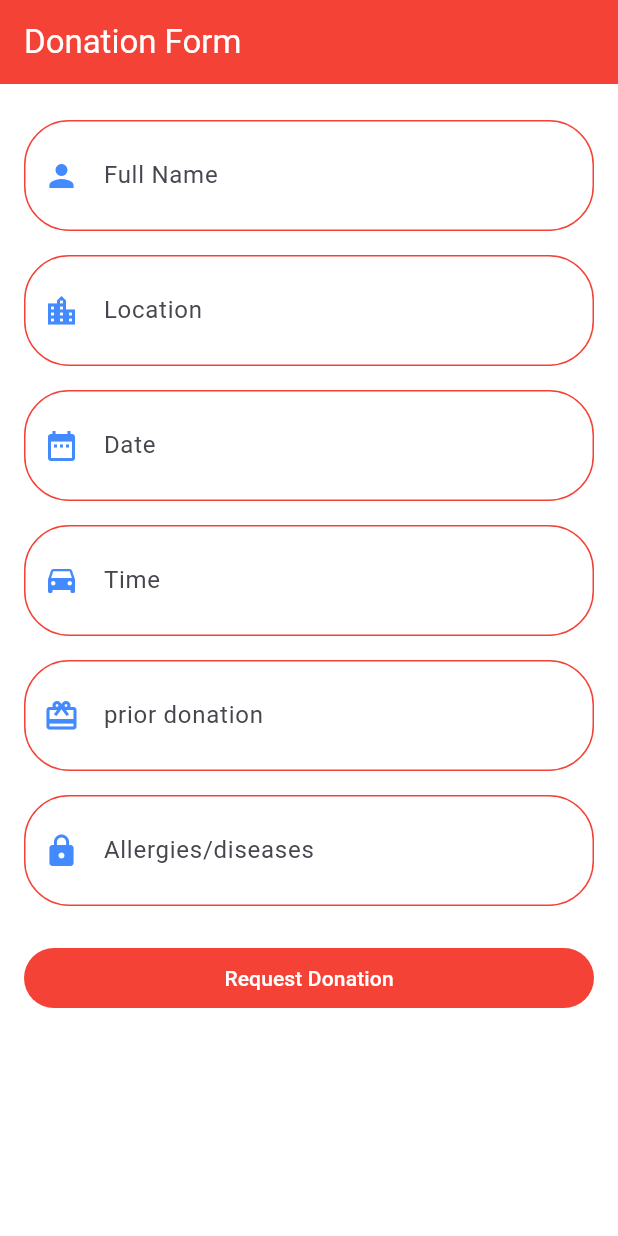
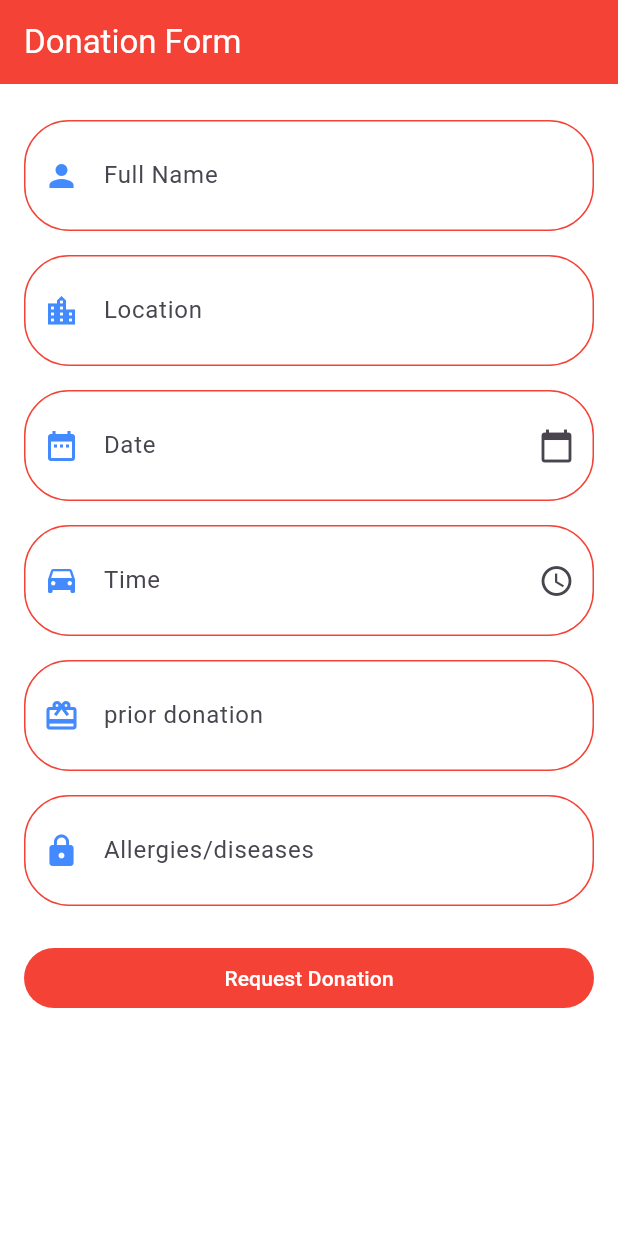
Before and after one commit to Gathika12/Blood-Donation-Mobile-App-Flutter, a Flutter app: the screen it shows after launch, on a phone screen of 412 x 824 dp. Run offline on Flutter 3.47's test engine with Material 3 defaults, Android fonts, the phone set to English and light mode, and no system bars.

Commit message:
change icons in donate pade

```diff
--- a/blood donation/lib/donate.dart
+++ b/blood donation/lib/donate.dart
@@ -26,6 +26,9 @@ class _RegisterPageState extends State<DonatePage> {
     required TextEditingController controller,
     required String labelText,
     required IconData icon,
+    required BuildContext context,
+    bool isDateField = false,
+    bool isTimeField = false,
   }) {
     return Container(
       margin: EdgeInsets.symmetric(vertical: 8.0),
@@ -41,6 +44,9 @@ class _RegisterPageState extends State<DonatePage> {
           ),
         ],
       ),
+      child: Row(
+        children: [
+          Expanded(
             child: TextFormField(
               controller: controller,
               decoration: InputDecoration(
@@ -50,26 +56,46 @@ class _RegisterPageState extends State<DonatePage> {
                   color: Colors.blueAccent,
                 ),
                 border: InputBorder.none,
-          contentPadding:
-              EdgeInsets.symmetric(horizontal: 20.0, vertical: 16.0),
+                contentPadding: EdgeInsets.only(
+                    left: 20.0, right: 10.0, top: 16.0, bottom: 16.0),
               ),
             ),
+          ),
+          if (isDateField)
+            IconButton(
+              icon: Icon(Icons.calendar_today),
+              onPressed: () async {
+                final DateTime? pickedDate = await showDatePicker(
+                  context: context,
+                  initialDate: DateTime.now(),
+                  firstDate: DateTime(2000),
+                  lastDate: DateTime(2101),
                 );
+                if (pickedDate != null) {
+                  final String formattedDate =
+                      "${pickedDate.year}-${pickedDate.month}-${pickedDate.day}";
+                  setState(() {
+                    controller.text = formattedDate;
+                  });
                 }
-
-  Widget _buildGenderDropdown() {
-    return Container(
-      margin: EdgeInsets.symmetric(vertical: 8.0),
-      padding: EdgeInsets.symmetric(horizontal: 20.0),
-      decoration: BoxDecoration(
-        borderRadius: BorderRadius.circular(30.0),
-        border: Border.all(color: Colors.red),
-        color: Colors.white,
-        boxShadow: [
-          BoxShadow(
-            color: Colors.black12,
-            blurRadius: 5.0,
-            offset: Offset(0, 2),
+              },
+            ),
+          if (isTimeField)
+            IconButton(
+              icon: Icon(Icons.access_time),
+              onPressed: () async {
+                final TimeOfDay? pickedTime = await showTimePicker(
+                  context: context,
+                  initialTime: TimeOfDay.now(),
+                );
+                if (pickedTime != null) {
+                  final String formattedTime =
+                      "${pickedTime.hour}:${pickedTime.minute}";
+                  setState(() {
+                    controller.text = formattedTime;
+                  });
+                }
+              },
             ),
         ],
       ),
@@ -104,31 +130,39 @@ class _RegisterPageState extends State<DonatePage> {
                 controller: _fullNameController,
                 labelText: 'Full Name',
                 icon: Icons.person,
+                context: context,
               ),
               _buildOvalTextFieldWithIcon(
                 controller: _LocationController,
                 labelText: 'Location',
                 icon: Icons.location_city,
+                context: context,
               ),
               _buildOvalTextFieldWithIcon(
                 controller: _DateController,
                 labelText: 'Date',
                 icon: Icons.date_range,
+                context: context,
+                isDateField: true,
               ),
               _buildOvalTextFieldWithIcon(
                 controller: _TimeController,
                 labelText: 'Time',
                 icon: Icons.time_to_leave,
+                context: context,
+                isTimeField: true,
               ),
               _buildOvalTextFieldWithIcon(
                 controller: _PriordonationController,
                 labelText: 'prior donation',
                 icon: Icons.card_giftcard,
+                context: context,
               ),
               _buildOvalTextFieldWithIcon(
                 controller: _AllergiesController,
                 labelText: 'Allergies/diseases',
                 icon: Icons.lock,
+                context: context,
               ),
               SizedBox(height: 16.0),
               ElevatedButton(
```
Lines whose indentation alone changed are shown as unchanged.
